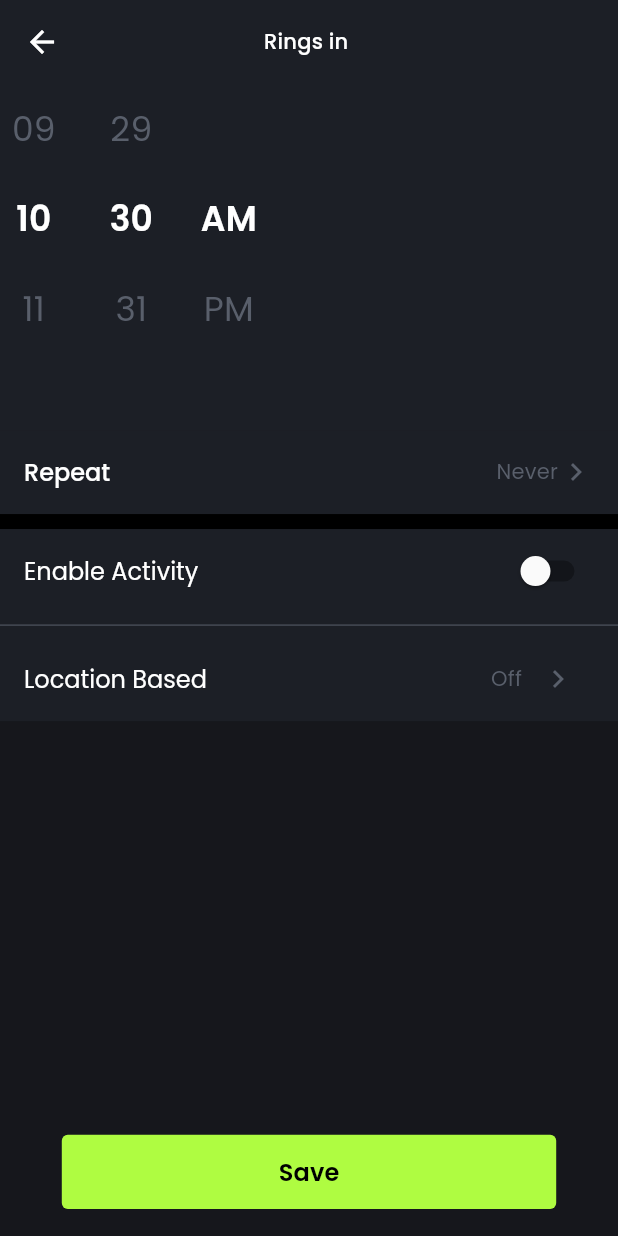
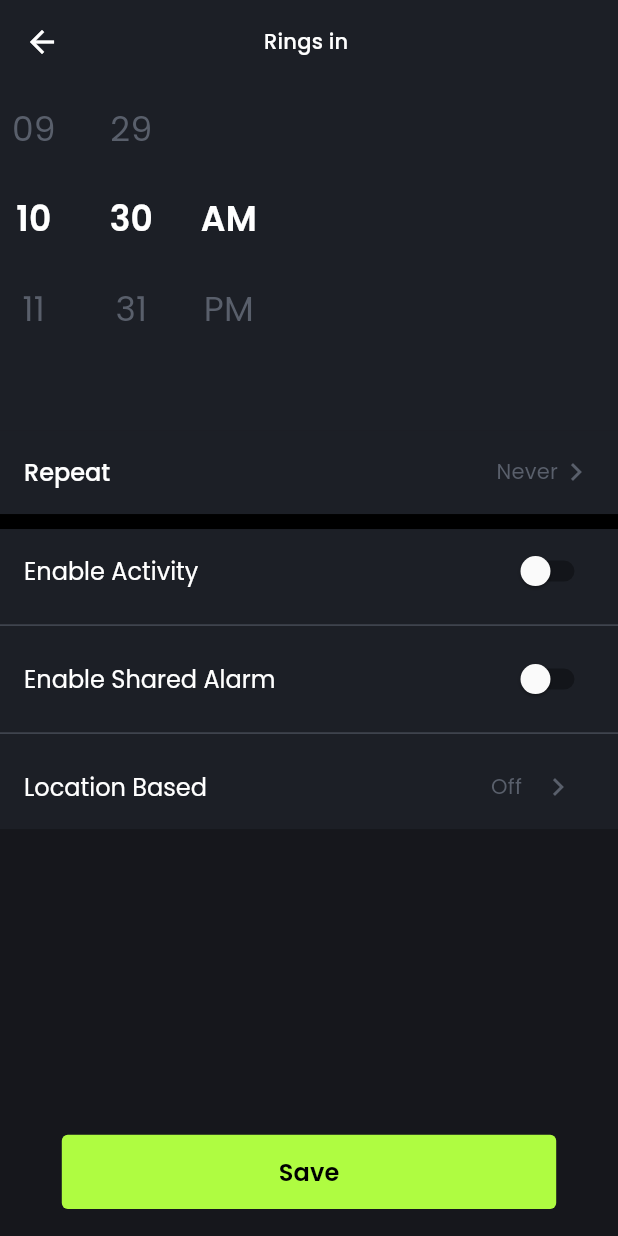
Before and after one commit to CCExtractor/ultimate_alarm_clock, a Flutter app: the AddAlarmView screen opened by its route, on a phone screen of 412 x 824 dp. Run offline on Flutter 3.47's test engine with Material 2 defaults, Android fonts, the phone set to English and light mode, and no system bars; drawn by our look-alikes of flutter_time_picker_spinner; our stand-ins replace cloud_firestore, firebase_core, flutter_map, flutter_svg, get, isar and 2 more; missing offline and left inert: app_minimizer, dart:ffi, fl_location, flutter_fgbg, flutter_foreground_task, flutter_ringtone_player and 1 more; accounts and stored records are empty; generated files the repository leaves out were written again.

Commit message:
added isSharedAlarmEnabled to the AlarmModel for addition

```diff
--- a/lib/app/modules/addAlarm/views/add_alarm_view.dart
+++ b/lib/app/modules/addAlarm/views/add_alarm_view.dart
@@ -48,8 +48,11 @@ class AddAlarmView extends GetView<AddAlarmController> {
                           TimeOfDay.fromDateTime(
                               controller.selectedTime.value)),
                       isLocationEnabled: controller.isLocationEnabled.value,
-                      location: Utils.geoPointToString(Utils.latLngToGeoPoint(
-                          controller.selectedPoint.value)));
+                      location: Utils.geoPointToString(
+                        Utils.latLngToGeoPoint(controller.selectedPoint.value),
+                      ),
+                      isSharedAlarmEnabled:
+                          controller.isSharedAlarmEnabled.value);
 
                   try {
                     await controller.createAlarm(alarmRecord);
@@ -394,6 +397,21 @@ class AddAlarmView extends GetView<AddAlarmController> {
                           color: kprimaryDisabledTextColor,
                         ),
                         ListTile(
+                          title: Text(
+                            'Enable Shared Alarm',
+                            style: const TextStyle(color: kprimaryTextColor),
+                          ),
+                          trailing: Switch(
+                            onChanged: (value) {
+                              controller.isSharedAlarmEnabled.value = value;
+                            },
+                            value: controller.isSharedAlarmEnabled.value,
+                          ),
+                        ),
+                        const Divider(
+                          color: kprimaryDisabledTextColor,
+                        ),
+                        ListTile(
                           title: const Text(
                             'Location Based',
                             style: TextStyle(color: kprimaryTextColor),
```
